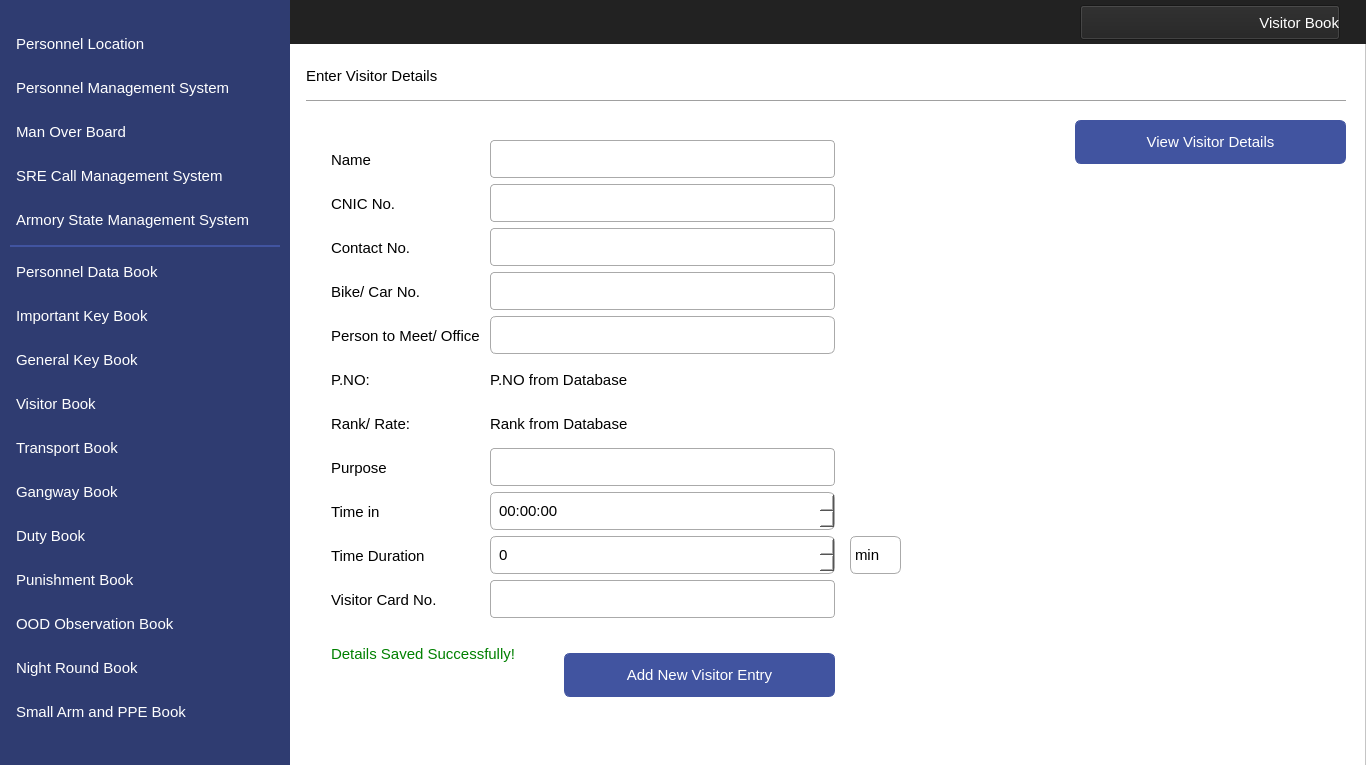
Above: Interfaces/AddVisitor.ui from MuhammadUsamax123/IndoorPositioning before the change. Below: the same form after it.
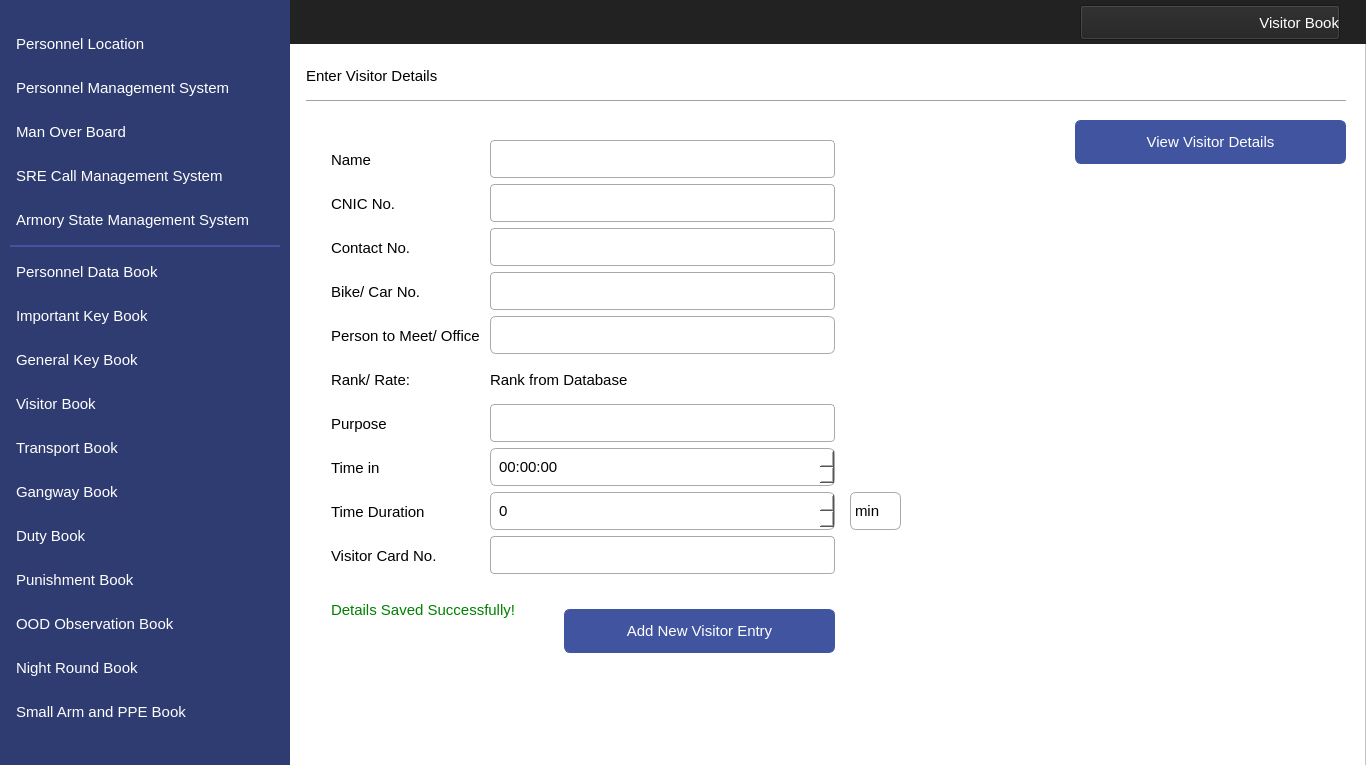
That is the form after the change. Icons and pictures are not drawn.

The edit to the form file:
```diff
--- a/Interfaces/AddVisitor.ui
+++ b/Interfaces/AddVisitor.ui
@@ -1078,7 +1078,7 @@
      <property name="geometry">
       <rect>
        <x>331</x>
-       <y>632</y>
+       <y>588</y>
        <width>361</width>
        <height>44</height>
       </rect>
@@ -1311,7 +1311,7 @@
      <property name="geometry">
       <rect>
        <x>331</x>
-       <y>578</y>
+       <y>534</y>
        <width>151</width>
        <height>44</height>
       </rect>
@@ -1341,7 +1341,7 @@
      <property name="geometry">
       <rect>
        <x>331</x>
-       <y>534</y>
+       <y>490</y>
        <width>151</width>
        <height>44</height>
       </rect>
@@ -1371,7 +1371,7 @@
      <property name="geometry">
       <rect>
        <x>490</x>
-       <y>448</y>
+       <y>404</y>
        <width>345</width>
        <height>38</height>
       </rect>
@@ -1465,7 +1465,7 @@
      <property name="geometry">
       <rect>
        <x>490</x>
-       <y>580</y>
+       <y>536</y>
        <width>345</width>
        <height>38</height>
       </rect>
@@ -1593,7 +1593,7 @@
      <property name="geometry">
       <rect>
        <x>331</x>
-       <y>446</y>
+       <y>402</y>
        <width>151</width>
        <height>44</height>
       </rect>
@@ -1687,7 +1687,7 @@
      <property name="geometry">
       <rect>
        <x>490</x>
-       <y>536</y>
+       <y>492</y>
        <width>345</width>
        <height>38</height>
       </rect>
@@ -1764,7 +1764,7 @@
      <property name="geometry">
       <rect>
        <x>331</x>
-       <y>490</y>
+       <y>446</y>
        <width>151</width>
        <height>44</height>
       </rect>
@@ -1794,7 +1794,7 @@
      <property name="geometry">
       <rect>
        <x>490</x>
-       <y>492</y>
+       <y>448</y>
        <width>345</width>
        <height>38</height>
       </rect>
@@ -1923,7 +1923,7 @@
      <property name="geometry">
       <rect>
        <x>850</x>
-       <y>536</y>
+       <y>492</y>
        <width>51</width>
        <height>38</height>
       </rect>
@@ -1978,71 +1978,11 @@
       </property>
      </item>
     </widget>
-    <widget class="QLabel" name="label_17">
-     <property name="geometry">
-      <rect>
-       <x>331</x>
-       <y>358</y>
-       <width>51</width>
-       <height>44</height>
-      </rect>
-     </property>
-     <property name="font">
-      <font>
-       <family>Segoe UI</family>
-       <pointsize>11</pointsize>
-      </font>
-     </property>
-     <property name="layoutDirection">
-      <enum>Qt::LeftToRight</enum>
-     </property>
-     <property name="styleSheet">
-      <string notr="true">color: #000000;
-background-color:#ffffff;
-font-size: 11pt</string>
-     </property>
-     <property name="text">
-      <string>P.NO:</string>
-     </property>
-     <property name="alignment">
-      <set>Qt::AlignLeading|Qt::AlignLeft|Qt::AlignVCenter</set>
-     </property>
-    </widget>
-    <widget class="QLabel" name="lblPNO">
-     <property name="geometry">
-      <rect>
-       <x>490</x>
-       <y>358</y>
-       <width>345</width>
-       <height>44</height>
-      </rect>
-     </property>
-     <property name="font">
-      <font>
-       <family>Segoe UI</family>
-       <pointsize>11</pointsize>
-      </font>
-     </property>
-     <property name="layoutDirection">
-      <enum>Qt::LeftToRight</enum>
-     </property>
-     <property name="styleSheet">
-      <string notr="true">color: #000000;
-background-color:#ffffff;
-font-size: 11pt</string>
-     </property>
-     <property name="text">
-      <string>P.NO from Database</string>
-     </property>
-     <property name="alignment">
-      <set>Qt::AlignLeading|Qt::AlignLeft|Qt::AlignVCenter</set>
-     </property>
-    </widget>
     <widget class="QLabel" name="label_19">
      <property name="geometry">
       <rect>
        <x>331</x>
-       <y>402</y>
+       <y>358</y>
        <width>81</width>
        <height>44</height>
       </rect>
@@ -2072,7 +2012,7 @@
      <property name="geometry">
       <rect>
        <x>490</x>
-       <y>402</y>
+       <y>358</y>
        <width>345</width>
        <height>44</height>
       </rect>
@@ -2261,7 +2201,7 @@
     <property name="geometry">
      <rect>
       <x>564</x>
-      <y>653</y>
+      <y>609</y>
       <width>271</width>
       <height>44</height>
      </rect>
```
Left out of the diff: 2 changed lines with no effect on the pictures.
